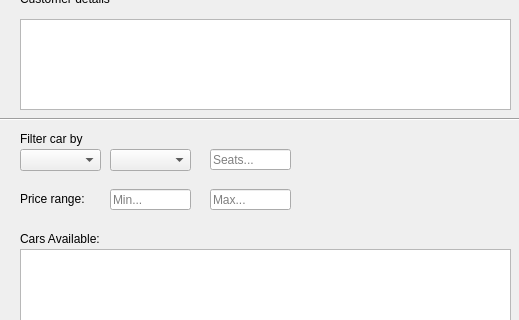
Above: src/LeaseDialog.ui from Blodroed/RustyRides before the change; both pictures show x 0 to 519 and y 81 to 401 of the 519 by 595 pixel window. Below: the same form after it.
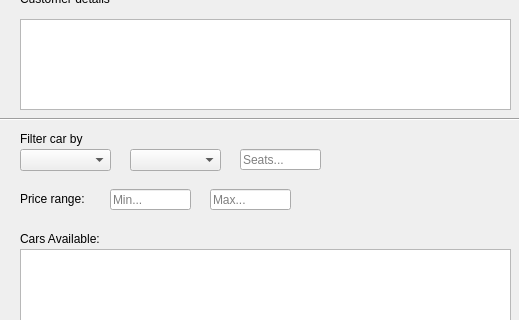
That is the form after the change.

Commit message: update to using pointers in the filtervectors

Diff of the .ui file:
```diff
--- a/src/LeaseDialog.ui
+++ b/src/LeaseDialog.ui
@@ -18,7 +18,7 @@
     <rect>
      <x>20</x>
      <y>230</y>
-     <width>81</width>
+     <width>91</width>
      <height>22</height>
     </rect>
    </property>
@@ -28,6 +28,9 @@
    <property name="currentText">
     <string notr="true"/>
    </property>
+   <property name="currentIndex">
+    <number>-1</number>
+   </property>
    <property name="maxVisibleItems">
     <number>5</number>
    </property>
@@ -123,12 +126,18 @@
   <widget class="QComboBox" name="FuelTypeFilter">
    <property name="geometry">
     <rect>
-     <x>110</x>
+     <x>130</x>
      <y>230</y>
-     <width>81</width>
+     <width>91</width>
      <height>22</height>
     </rect>
    </property>
+   <property name="currentIndex">
+    <number>-1</number>
+   </property>
+   <property name="maxVisibleItems">
+    <number>5</number>
+   </property>
    <property name="placeholderText">
     <string>Fuel type</string>
    </property>
@@ -399,7 +408,7 @@
   <widget class="QLineEdit" name="SeatCapacityFilter">
    <property name="geometry">
     <rect>
-     <x>210</x>
+     <x>240</x>
      <y>230</y>
      <width>81</width>
      <height>21</height>
```
Left out of the diff: 15 changed lines with no effect on the pictures. The commit also changes 2 other files.
